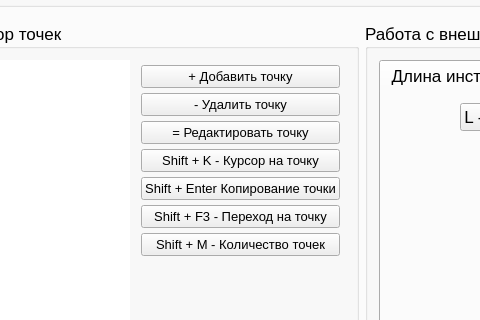
Xtail96/SML, file KAMEditor/gui/mainwindow.ui: the form before one commit; both pictures show x 390 to 870 and y 310 to 630 of the 1450 by 739 pixel window.
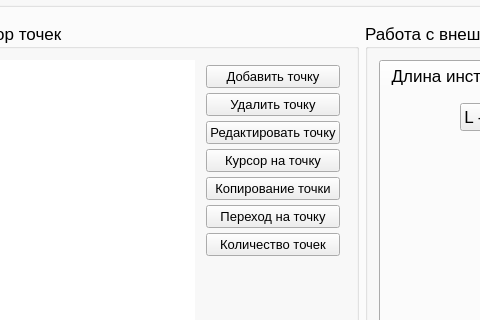
The form after the commit. Icons and pictures are not drawn.

Commit message: Уменьшены размеры кноко действий с точками во вкладке Наладка

```diff
--- a/KAMEditor/gui/mainwindow.ui
+++ b/KAMEditor/gui/mainwindow.ui
@@ -1645,7 +1645,7 @@
                        </font>
                       </property>
                       <property name="text">
-                       <string>+ Добавить точку</string>
+                       <string>Добавить точку</string>
                       </property>
                       <property name="shortcut">
                        <string>+</string>
@@ -1666,7 +1666,7 @@
                        </font>
                       </property>
                       <property name="text">
-                       <string>- Удалить точку</string>
+                       <string>Удалить точку</string>
                       </property>
                       <property name="shortcut">
                        <string>-</string>
@@ -1687,7 +1687,7 @@
                        </font>
                       </property>
                       <property name="text">
-                       <string>= Редактировать точку</string>
+                       <string>Редактировать точку</string>
                       </property>
                       <property name="shortcut">
                        <string>=</string>
@@ -1708,7 +1708,7 @@
                        </font>
                       </property>
                       <property name="text">
-                       <string>Shift + K - Курсор на точку</string>
+                       <string>Курсор на точку</string>
                       </property>
                       <property name="shortcut">
                        <string>Shift+K</string>
@@ -1729,7 +1729,7 @@
                        </font>
                       </property>
                       <property name="text">
-                       <string>Shift + Enter Копирование точки</string>
+                       <string>Копирование точки</string>
                       </property>
                       <property name="shortcut">
                        <string>Shift+Return</string>
@@ -1750,7 +1750,7 @@
                        </font>
                       </property>
                       <property name="text">
-                       <string>Shift + F3 - Переход на точку</string>
+                       <string>Переход на точку</string>
                       </property>
                       <property name="shortcut">
                        <string>Shift+F3</string>
@@ -1771,7 +1771,7 @@
                        </font>
                       </property>
                       <property name="text">
-                       <string>Shift + M - Количество точек</string>
+                       <string>Количество точек</string>
                       </property>
                       <property name="shortcut">
                        <string>Shift+M</string>
```
